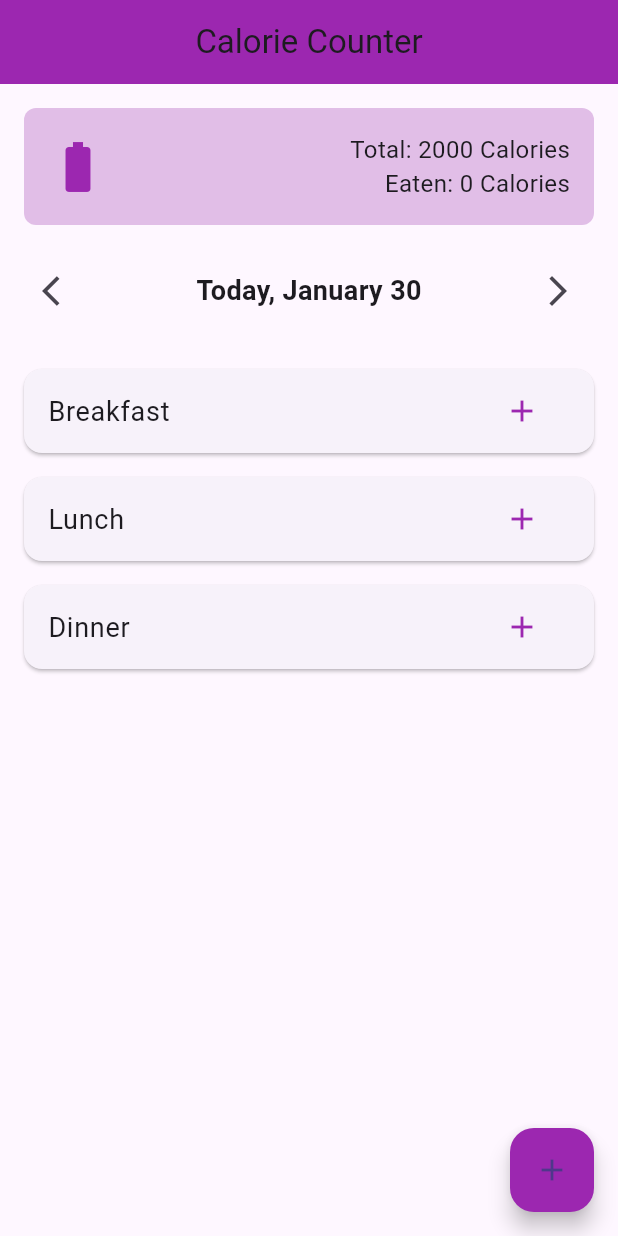
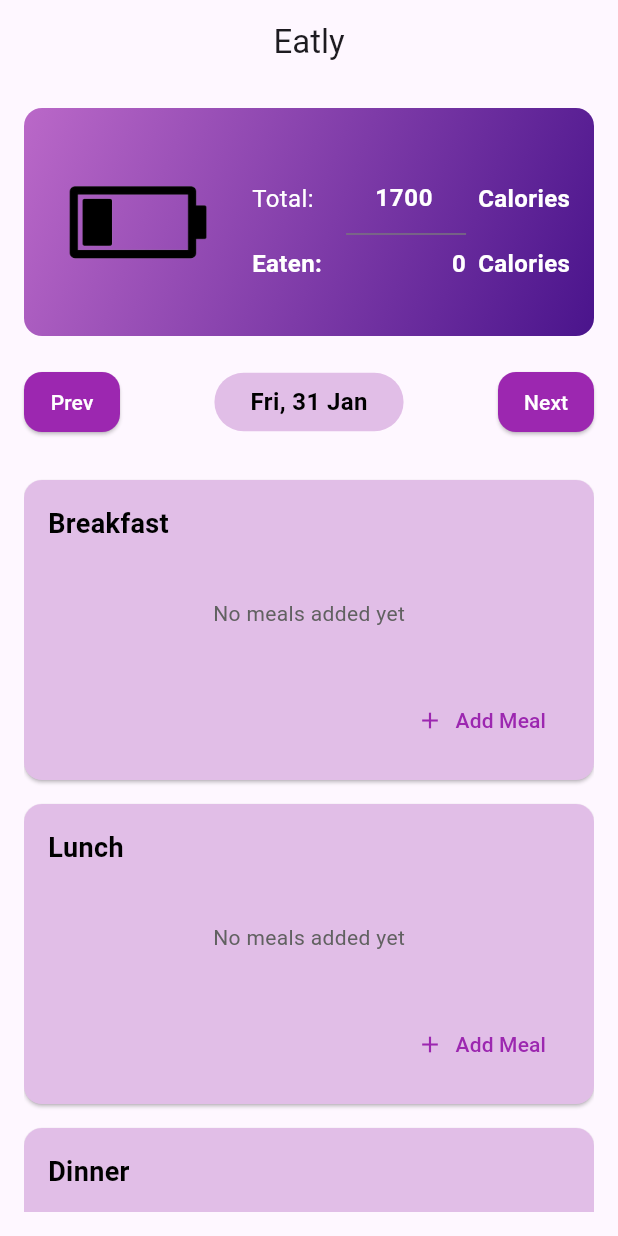
Before and after one commit to pero909/mis_homework, a Flutter app: the screen it shows after launch, on a phone screen of 412 x 824 dp. Run offline on Flutter 3.47's test engine with Material 3 defaults, Android fonts, the phone set to English and light mode, and no system bars.

Commit message:
final commit

```diff
--- /dev/null
+++ b/lib/database/meal_database.dart
@@ -0,0 +1,30 @@
+import 'package:mis_homework/utils/meal.dart';
+
+
+class MealDatabase {
+  final List<Meal> _meals = []; // In-memory list to store meals
+
+  // Add a new meal
+  void addMeal(Meal meal) {
+    _meals.add(meal);
+  }
+
+  // Get meals by date and type
+  List<Meal> getMealsByDateAndType(String date, String type) {
+    return _meals.where((meal) => meal.date == date && meal.type == type).toList();
+  }
+  void updateMeal(Meal updatedMeal) {
+    // Find the index of the meal to update
+    final index = _meals.indexWhere((meal) => meal.name == updatedMeal.name && meal.date == updatedMeal.date && meal.type == updatedMeal.type);
+
+    if (index != -1) {
+      _meals[index] = updatedMeal; // Replace with updated meal
+    }
+  }
+  void deleteMeal(Meal mealToDelete) {
+    _meals.removeWhere((meal) =>
+    meal.name == mealToDelete.name &&
+        meal.date == mealToDelete.date &&
+        meal.type == mealToDelete.type);
+  }
+}
--- a/lib/screens/home_screen.dart
+++ b/lib/screens/home_screen.dart
@@ -1,102 +1,112 @@
 import 'package:flutter/material.dart';
+import 'package:mis_homework/screens/edit_meal_screen.dart';
+import 'package:mis_homework/utils/meal.dart';
+import '../widgets/top_section.dart';
+import '../widgets/date_navigation_section.dart';
+import '../widgets/meal_cards.dart';
+import '../database/meal_database.dart';
 
-class HomeScreen extends StatelessWidget {
-  const HomeScreen({Key? key}) : super(key: key);
+class HomeScreen extends StatefulWidget {
+  const HomeScreen({super.key});
+
+  @override
+  State<HomeScreen> createState() => _HomeScreenState();
+}
+
+class _HomeScreenState extends State<HomeScreen> {
+  int totalCalories = 1700;
+  int eatenCalories = 0;
+  DateTime currentDate = DateTime.now();
+
+  final MealDatabase mealDatabase = MealDatabase(); // Initialize database
+
+  void updateTotalCalories(int newTotal) {
+    setState(() {
+      totalCalories = newTotal;
+    });
+  }
+
+  void _updateDate(DateTime newDate) {
+    setState(() {
+      currentDate = newDate;
+    });
+  }
+  void _refreshUI() {
+    setState(() {});
+  }
+  void _addMeal(String mealType) {
+    Navigator.push(
+      context,
+      MaterialPageRoute(
+        builder: (context) => EditMealScreen(
+          mealType: mealType,
+          date:
+          '${currentDate.year}-${currentDate.month.toString().padLeft(2, '0')}-${currentDate.day.toString().padLeft(2, '0')}',
+        ),
+      ),
+    ).then((result) {
+      if (result != null && result is Meal) {
+        setState(() {
+          mealDatabase.addMeal(result);
+          eatenCalories += result.calories; // Update eaten calories dynamically
+        });
+        _refreshUI();
+      }
+    });
+  }
+
 
   @override
   Widget build(BuildContext context) {
+    final String formattedDate =
+        '${currentDate.year}-${currentDate.month.toString().padLeft(2, '0')}-${currentDate.day.toString().padLeft(2, '0')}';
+
     return Scaffold(
       appBar: AppBar(
-        title: const Text('Calorie Counter'),
+        title: const Text('Eatly'),
         centerTitle: true,
-        backgroundColor: Colors.purple,
       ),
       body: Padding(
         padding: const EdgeInsets.all(16.0),
         child: Column(
-          crossAxisAlignment: CrossAxisAlignment.start,
           children: [
-            // Battery and Calorie Info Section
-            Container(
-              padding: const EdgeInsets.all(16),
-              decoration: BoxDecoration(
-                color: Colors.purple.shade100,
-                borderRadius: BorderRadius.circular(8),
-              ),
-              child: Row(
-                mainAxisAlignment: MainAxisAlignment.spaceBetween,
-                children: [
-                  Icon(Icons.battery_full, size: 40, color: Colors.purple),
-                  Column(
-                    crossAxisAlignment: CrossAxisAlignment.end,
-                    children: const [
-                      Text('Total: 2000 Calories', style: TextStyle(fontSize: 16)),
-                      Text('Eaten: 0 Calories', style: TextStyle(fontSize: 16)),
-                    ],
-                  ),
-                ],
+            // Top Section
+            TopSection(
+              totalCalories: totalCalories,
+              eatenCalories: eatenCalories,
+              onTotalCaloriesChanged: updateTotalCalories,
+            ),
+
+            const SizedBox(height: 20),
+
+            // Date Navigation Section
+            DateNavigation(
+              currentDate: currentDate,
+              onDateChanged: _updateDate,
+            ),
+
+            const SizedBox(height: 20),
+
+            // Meal Cards Section
+            Expanded(
+              child: ListView.builder(
+                itemCount: 3, // Number of meal types (Breakfast, Lunch, Dinner)
+                itemBuilder: (context, index) {
+                  final mealTypes = ['Breakfast', 'Lunch', 'Dinner'];
+                  final mealType = mealTypes[index];
+
+                  return MealCard(
+                    mealType: mealType,
+                    date:
+                    '${currentDate.year}-${currentDate.month.toString().padLeft(2, '0')}-${currentDate.day.toString().padLeft(2, '0')}',
+                    mealDatabase: mealDatabase,
+                    onAddMeal: () => _addMeal(mealType),
+                    onRefresh: _refreshUI,
+                  );
+                },
               ),
             ),
-            const SizedBox(height: 20),
-            // Current Date Section
-            Row(
-              mainAxisAlignment: MainAxisAlignment.spaceBetween,
-              children: [
-                IconButton(
-                  icon: const Icon(Icons.arrow_back_ios),
-                  onPressed: () {}, // Placeholder for navigation
-                ),
-                Text(
-                  'Today, January 30',
-                  style: const TextStyle(fontSize: 18, fontWeight: FontWeight.bold),
-                ),
-                IconButton(
-                  icon: const Icon(Icons.arrow_forward_ios),
-                  onPressed: () {}, // Placeholder for navigation
-                ),
-              ],
-            ),
-            const SizedBox(height: 20),
-            // Meal Categories Section
-            Expanded(
-              child: ListView(
-                children: [
-                  MealCard(mealType: 'Breakfast'),
-                  MealCard(mealType: 'Lunch'),
-                  MealCard(mealType: 'Dinner'),
-                ],
-              ),
-            )
           ],
-        ),
-      ),
-      floatingActionButton: FloatingActionButton(
-        onPressed: () {
-          // Placeholder for navigation to Meal Creation Screen
-        },
-        backgroundColor: Colors.purple,
-        child: const Icon(Icons.add),
-      ),
-    );
-  }
-}
-
-class MealCard extends StatelessWidget {
-  final String mealType;
-
-  const MealCard({Key? key, required this.mealType}) : super(key: key);
-
-  @override
-  Widget build(BuildContext context) {
-    return Card(
-      margin: const EdgeInsets.symmetric(vertical: 8),
-      child: ListTile(
-        title: Text(mealType, style: const TextStyle(fontSize: 18)),
-        trailing: IconButton(
-          icon: const Icon(Icons.add, color: Colors.purple),
-          onPressed: () {
-            // Placeholder for adding a meal
-          },
         ),
       ),
     );
--- /dev/null
+++ b/lib/utils/meal.dart
@@ -0,0 +1,19 @@
+class Meal {
+  final String name; // Meal name
+  final int calories; // Total calories
+  final int proteins; // Proteins in grams
+  final int carbs; // Carbs in grams
+  final int fats; // Fats in grams
+  final String date; // Date in YYYY-MM-DD format
+  final String type; // Meal type (Breakfast, Lunch, Dinner)
+
+  Meal({
+    required this.name,
+    required this.calories,
+    required this.proteins,
+    required this.carbs,
+    required this.fats,
+    required this.date,
+    required this.type,
+  });
+}
--- /dev/null
+++ b/lib/widgets/date_navigation_section.dart
@@ -0,0 +1,105 @@
+import 'package:flutter/material.dart';
+
+class DateNavigation extends StatelessWidget {
+  final DateTime currentDate;
+  final Function(DateTime) onDateChanged;
+
+  const DateNavigation({
+    Key? key,
+    required this.currentDate,
+    required this.onDateChanged,
+  }) : super(key: key);
+
+  @override
+  Widget build(BuildContext context) {
+    return Row(
+      mainAxisAlignment: MainAxisAlignment.spaceBetween,
+      children: [
+        // Previous Button
+        ElevatedButton(
+          onPressed: () {
+            onDateChanged(currentDate.subtract(const Duration(days: 1)));
+          },
+          style: ElevatedButton.styleFrom(
+            shape: RoundedRectangleBorder(
+              borderRadius: BorderRadius.circular(12),
+            ),
+            backgroundColor: Colors.purple,
+            padding: const EdgeInsets.symmetric(horizontal: 16, vertical: 8),
+          ),
+          child: const Text(
+            'Prev',
+            style: TextStyle(color: Colors.white, fontSize: 14),
+          ),
+        ),
+
+        // Current Date Display
+        Container(
+          padding: const EdgeInsets.symmetric(horizontal: 24, vertical: 8),
+          decoration: BoxDecoration(
+            color: Colors.purple.shade100,
+            borderRadius: BorderRadius.circular(20), // Elongated rounded rectangle
+          ),
+          child: Text(
+            _formatDate(currentDate),
+            style: const TextStyle(fontSize: 16, fontWeight: FontWeight.bold, color: Colors.black),
+          ),
+        ),
+
+        // Next Button
+        ElevatedButton(
+          onPressed: () {
+            onDateChanged(currentDate.add(const Duration(days: 1)));
+          },
+          style: ElevatedButton.styleFrom(
+            shape: RoundedRectangleBorder(
+              borderRadius: BorderRadius.circular(12),
+            ),
+            backgroundColor: Colors.purple,
+            padding: const EdgeInsets.symmetric(horizontal: 16, vertical: 8),
+          ),
+          child: const Text(
+            'Next',
+            style: TextStyle(color: Colors.white, fontSize: 14),
+          ),
+        ),
+      ],
+    );
+  }
+
+  // Helper function to format the date
+  String _formatDate(DateTime date) {
+    final now = DateTime.now();
+    final today = DateTime(now.year, now.month, now.day);
+    final tomorrow = today.add(const Duration(days: 1));
+    final yesterday = today.subtract(const Duration(days: 1));
+
+    if (date == today) {
+      return 'Today';
+    } else if (date == tomorrow) {
+      return 'Tomorrow';
+    } else if (date == yesterday) {
+      return 'Yesterday';
+    } else {
+      const days = ['Mon', 'Tue', 'Wed', 'Thu', 'Fri', 'Sat', 'Sun'];
+      const months = [
+        'Jan',
+        'Feb',
+        'Mar',
+        'Apr',
+        'May',
+        'Jun',
+        'Jul',
+        'Aug',
+        'Sep',
+        'Oct',
+        'Nov',
+        'Dec'
+      ];
+
+      String dayName = days[date.weekday - 1];
+      String monthName = months[date.month - 1];
+      return '$dayName, ${date.day} $monthName';
+    }
+  }
+}
--- /dev/null
+++ b/lib/widgets/meal_cards.dart
@@ -0,0 +1,148 @@
+import 'package:flutter/material.dart';
+import 'package:mis_homework/screens/edit_meal_screen.dart';
+import 'package:mis_homework/utils/meal.dart';
+import '../database/meal_database.dart';
+
+class MealCard extends StatelessWidget {
+  final String mealType;
+  final VoidCallback onAddMeal;
+  final VoidCallback onRefresh;
+  final String date; // Current date
+  final MealDatabase mealDatabase; // Reference to the database
+
+  const MealCard({
+    Key? key,
+    required this.mealType,
+    required this.onAddMeal,
+    required this.date,
+    required this.mealDatabase,
+    required this.onRefresh,
+  }) : super(key: key);
+
+  @override
+  Widget build(BuildContext context) {
+    // Fetch meals dynamically from the database
+    final List<Meal> meals = mealDatabase.getMealsByDateAndType(date, mealType);
+
+    return Card(
+      margin: const EdgeInsets.symmetric(vertical: 8), // Space between cards
+      color: Colors.purple.shade100, // Light purple background
+      shape: RoundedRectangleBorder(
+        borderRadius: BorderRadius.circular(12), // Rounded edges
+      ),
+      child: SizedBox(
+        height: 200,
+        child: Padding(
+          padding: const EdgeInsets.all(16.0),
+          child: Column(
+            crossAxisAlignment: CrossAxisAlignment.start,
+            children: [
+              // Meal Type Text
+              Text(
+                mealType,
+                style: const TextStyle(
+                  fontSize: 18,
+                  fontWeight: FontWeight.bold,
+                  color: Colors.black,
+                ),
+              ),
+              const SizedBox(height: 8),
+
+              // Scrollable List of Meals
+              Expanded(
+                child: meals.isEmpty
+                    ? Center(
+                  child: Text(
+                    'No meals added yet',
+                    style: TextStyle(color: Colors.grey.shade700, fontSize: 14),
+                  ),
+                )
+                    : ListView.builder(
+                  itemCount: meals.length,
+                  itemBuilder: (context, index) {
+                    final meal = meals[index];
+                    return Padding(
+                      padding: const EdgeInsets.symmetric(vertical: 4.0),
+                      child: Row(
+                        mainAxisAlignment: MainAxisAlignment.spaceBetween,
+                        children: [
+                          // Meal Name and Calories
+                          Expanded(
+                            child: Row(
+                              children: [
+                                Expanded(
+                                  child: Text(
+                                    meal.name,
+                                    style: const TextStyle(fontSize: 16, color: Colors.black),
+                                    overflow: TextOverflow.ellipsis,
+                                  ),
+                                ),
+                                const SizedBox(width: 8),
+                                Text(
+                                  '${meal.calories} cal',
+                                  style: const TextStyle(fontSize: 14, color: Colors.black54),
+                                ),
+                              ],
+                            ),
+                          ),
+
+                          // Edit Button
+                          IconButton(
+                            icon: const Icon(Icons.edit, color: Colors.purple),
+                            onPressed: () {
+                              Navigator.push(
+                                context,
+                                MaterialPageRoute(
+                                  builder: (context) => EditMealScreen(
+                                    mealType: meal.type,
+                                    date: meal.date,
+                                    prePopulatedMeal: meal, // Pass the current meal for editing
+                                  ),
+                                ),
+                              ).then((updatedMeal) {
+                                if (updatedMeal != null && updatedMeal is Meal) {
+                                  mealDatabase.updateMeal(updatedMeal); // Update in database
+                                  (context as Element).markNeedsBuild(); // Refresh MealCard UI dynamically
+                                }
+                                onRefresh();
+
+                              });
+                            },
+                          ),
+
+                          // Delete Button
+                          IconButton(
+                            icon: const Icon(Icons.delete, color: Colors.red),
+                            onPressed: () {
+                              mealDatabase.deleteMeal(meal); // Remove from database
+                              (context as Element).markNeedsBuild();
+                              onRefresh();
+                            },
+                          ),
+                        ],
+                      ),
+                    );
+                  },
+                ),
+              ),
+
+              const SizedBox(height: 8),
+
+              // Add Meal Button
+              Align(
+                alignment: Alignment.bottomRight,
+                child: TextButton.icon(
+                  onPressed: onAddMeal,
+                  icon:
+                  const Icon(Icons.add, color: Colors.purple),
+                  label:
+                  const Text('Add Meal', style: TextStyle(color: Colors.purple)),
+                ),
+              ),
+            ],
+          ),
+        ),
+      ),
+    );
+  }
+}
--- /dev/null
+++ b/lib/widgets/top_section.dart
@@ -0,0 +1,114 @@
+import 'package:flutter/material.dart';
+
+class TopSection extends StatelessWidget {
+  final int totalCalories;
+  final int eatenCalories;
+
+  final Function(int) onTotalCaloriesChanged; // Callback for updating total calories
+
+  const TopSection({
+    Key? key,
+    required this.totalCalories,
+    required this.eatenCalories,
+    required this.onTotalCaloriesChanged,
+  }) : super(key: key);
+
+  @override
+  Widget build(BuildContext context) {
+    return Container(
+      padding: const EdgeInsets.all(16),
+      decoration: BoxDecoration(
+        gradient: LinearGradient(
+          colors: [Colors.purple.shade300, Colors.purple.shade900],
+          begin: Alignment.topLeft,
+          end: Alignment.bottomRight,
+        ),
+        borderRadius: BorderRadius.circular(12),
+      ),
+      child: Row(
+        mainAxisAlignment: MainAxisAlignment.spaceBetween,
+        children: [
+          // Battery Image
+          Image.asset(
+            'assets/battery.png',
+            height: 120,
+            width: 120,
+          ),
+          const SizedBox(width: 16), // Space between battery and text
+          Expanded(
+            child: Column(
+              crossAxisAlignment: CrossAxisAlignment.start,
+              children: [
+                Row(
+                  mainAxisAlignment: MainAxisAlignment.spaceBetween,
+                  children: [
+                    const Text(
+                      'Total:',
+                      style: TextStyle(fontSize: 16, color: Colors.white),
+                    ),
+                    Row(
+                      children: [
+                        SizedBox(
+                          width: 80,
+                          child: TextField(
+                            keyboardType: TextInputType.number,
+                            style: const TextStyle(
+                              fontSize: 16,
+                              fontWeight: FontWeight.bold,
+                              color: Colors.white,
+                            ),
+                            decoration:
+                            const InputDecoration(border: UnderlineInputBorder()),
+                            textAlign: TextAlign.center,
+                            controller:
+                            TextEditingController(text: totalCalories.toString()),
+                            onSubmitted: (value) {
+                              int newValue = int.tryParse(value) ?? totalCalories;
+                              onTotalCaloriesChanged(newValue); // Notify parent widget
+                            },
+                          ),
+                        ),
+                        const SizedBox(width: 8),
+                        const Text(
+                          'Calories',
+                          style:
+                          TextStyle(fontSize: 16, fontWeight: FontWeight.bold, color: Colors.white),
+                        ),
+                      ],
+                    ),
+                  ],
+                ),
+                const SizedBox(height: 8),
+                Row(
+                  mainAxisAlignment: MainAxisAlignment.spaceBetween,
+                  children: [
+                    const Text(
+                      'Eaten:',
+                      style:
+                      TextStyle(fontSize: 16, fontWeight: FontWeight.bold, color: Colors.white),
+                    ),
+                    Row(
+                      children: [
+                        Text(
+                          '$eatenCalories',
+                          style:
+                          const TextStyle(fontSize: 16, fontWeight: FontWeight.bold, color: Colors.white),
+                        ),
+                        const SizedBox(width: 8),
+                        const Text(
+                          'Calories',
+                          style:
+                          TextStyle(fontSize: 16, fontWeight: FontWeight.bold, color: Colors.white),
+                        ),
+                      ],
+                    ),
+                  ],
+                ),
+              ],
+            ),
+          ),
+        ],
+      ),
+    );
+  }
+}
--- a/pubspec.yaml
+++ b/pubspec.yaml
@@ -32,6 +32,7 @@ dependencies:
     sdk: flutter
 
 
+
   # The following adds the Cupertino Icons font to your application.
   # Use with the CupertinoIcons class for iOS style icons.
   cupertino_icons: ^1.0.8
@@ -39,6 +40,7 @@ dependencies:
 dev_dependencies:
   flutter_test:
     sdk: flutter
+  flutter_svg: ^2.0.7
 
   # The "flutter_lints" package below contains a set of recommended lints to
   # encourage good coding practices. The lint set provided by the package is
@@ -52,6 +54,8 @@ dev_dependencies:
 
 # The following section is specific to Flutter packages.
 flutter:
+  assets:
+    - assets/battery.png
 
   # The following line ensures that the Material Icons font is
   # included with your application, so that you can use the icons in
```
Also changed, not shown: lib/screens/edit_meal_screen.dart (added, +122 -0 lines), assets/battery.png (added), pubspec.lock.
